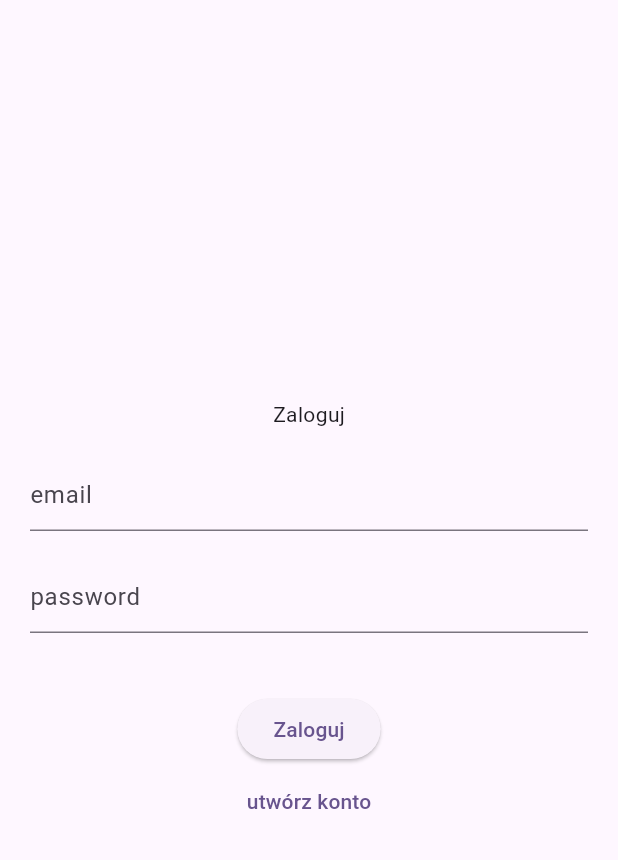
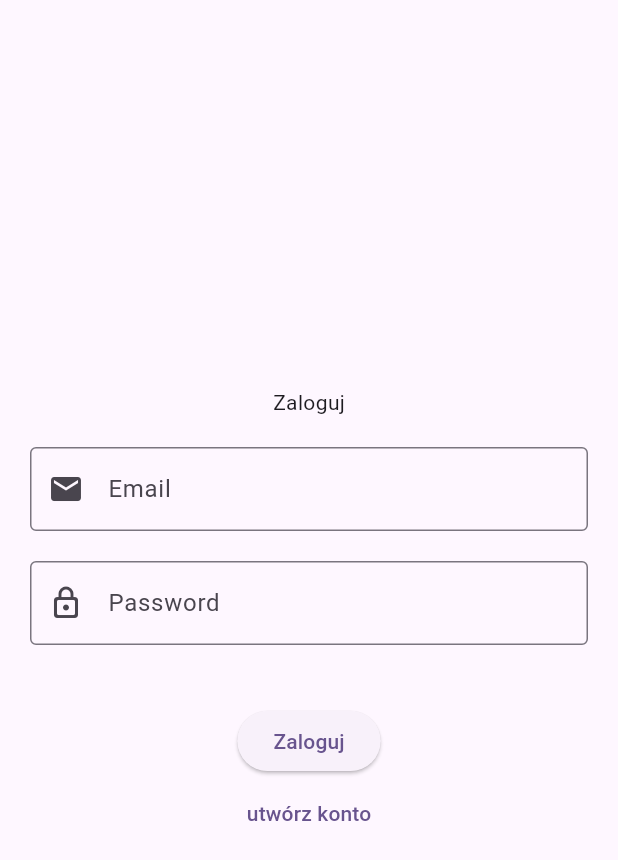
Before and after one commit to lukaszgrajczyk/readbook, a Flutter app: the screen it shows after launch, after a tap on "Zaloguj", on a phone screen of 412 x 824 dp. Shown: the top 860 px of the screen. Run offline on Flutter 3.47's test engine with Material 3 defaults, Android fonts, the phone set to English and light mode, and no system bars; our stand-ins replace firebase_auth, firebase_core; accounts and stored records are empty; network calls fail.

Commit message:
Add credential handling

```diff
--- a/lib/login_page.dart
+++ b/lib/login_page.dart
@@ -1,3 +1,4 @@
+import 'package:firebase_auth/firebase_auth.dart';
 import 'package:flutter/material.dart';
 
 class LoginPage extends StatefulWidget {
@@ -9,6 +10,10 @@ class LoginPage extends StatefulWidget {
   State<LoginPage> createState() => _LoginPageState();
 }
 
+final emailController = TextEditingController();
+final passwordController = TextEditingController();
+
+//  final _passwordController = TextEditingController();
 class _LoginPageState extends State<LoginPage> {
   var isCreatingAccount = false;
 
@@ -24,24 +29,47 @@ class _LoginPageState extends State<LoginPage> {
               Text(isCreatingAccount ? 'Zarejestruj' : 'Zaloguj'),
               SizedBox(height: 20),
               TextField(
+                controller: emailController,
+                onTap: () {},
                 decoration: InputDecoration(
-                  hintText: 'email',
+                  prefixIcon: Icon(Icons.email),
+                  hintText: 'name@example.com',
+                  labelText: 'Email',
+                  border: OutlineInputBorder(),
                 ),
               ),
               SizedBox(height: 20),
               TextField(
+                controller: passwordController,
                 obscureText: true,
                 decoration: InputDecoration(
+                  prefixIcon: Icon(Icons.lock_outline_rounded),
                   hintText: 'password',
+                  labelText: 'Password',
+                  border: OutlineInputBorder(),
                 ),
               ),
               SizedBox(height: 40),
-              ElevatedButton(
-                onPressed: () {
-                  //obsluga authentication
-                },
-                child: Text(isCreatingAccount ? 'Zarejestruj' : 'Zaloguj'),
-              ),
+              if (isCreatingAccount == false)
+                ElevatedButton(
+                  onPressed: () async {
+                    await FirebaseAuth.instance.signInWithEmailAndPassword(
+                      email: emailController.text,
+                      password: passwordController.text,
+                    ); //obsluga authentication
+                  },
+                  child: Text(isCreatingAccount ? 'Zarejestruj' : 'Zaloguj'),
+                ),
+              if (isCreatingAccount == true)
+                ElevatedButton(
+                  onPressed: () async {
+                    await FirebaseAuth.instance.createUserWithEmailAndPassword(
+                      email: emailController.text,
+                      password: passwordController.text,
+                    ); //obsluga authentication
+                  },
+                  child: Text(isCreatingAccount ? 'Zarejestruj' : 'Zaloguj'),
+                ),
               if (isCreatingAccount == false)
                 TextButton(
                   onPressed: () {
```
Also changed, not shown: lib/home_page.dart (+18 -1 lines).
